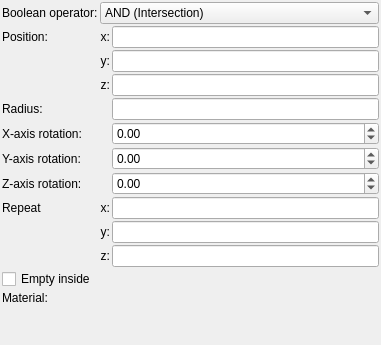
Before: the Qt Designer form mandelbulber2/formula/ui/primitive_sphere.ui in buddhi1980/mandelbulber2, drawn with Qt 5.
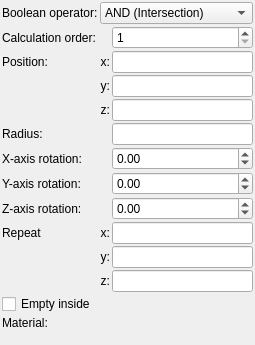
After: the same form once the commit is applied. Custom widgets are drawn as their Qt base class.

Commit message: Added caclucation order parameter for booleans. Increased speed of loading thumbnals by disablind CalculateDistanceFrompoint when it is not needed

```diff
--- a/mandelbulber2/formula/ui/primitive_sphere.ui
+++ b/mandelbulber2/formula/ui/primitive_sphere.ui
@@ -6,7 +6,7 @@
    <rect>
     <x>0</x>
     <y>0</y>
-    <width>381</width>
+    <width>255</width>
     <height>345</height>
    </rect>
   </property>
@@ -34,7 +34,7 @@
      <property name="spacing">
       <number>2</number>
      </property>
-     <item row="2" column="2">
+     <item row="3" column="2">
       <widget class="MyLineEdit" name="vect3_position_y">
        <property name="sizePolicy">
         <sizepolicy hsizetype="Expanding" vsizetype="Maximum">
@@ -44,14 +44,14 @@
        </property>
       </widget>
      </item>
-     <item row="4" column="0">
+     <item row="5" column="0">
       <widget class="QLabel" name="label_7">
        <property name="text">
         <string>Radius:</string>
        </property>
       </widget>
      </item>
-     <item row="2" column="1">
+     <item row="3" column="1">
       <widget class="QLabel" name="label_12">
        <property name="text">
         <string>y:</string>
@@ -61,7 +61,7 @@
        </property>
       </widget>
      </item>
-     <item row="10" column="2">
+     <item row="11" column="2">
       <widget class="MyLineEdit" name="vect3_repeat_z">
        <property name="sizePolicy">
         <sizepolicy hsizetype="Expanding" vsizetype="Maximum">
@@ -71,7 +71,7 @@
        </property>
       </widget>
      </item>
-     <item row="3" column="1">
+     <item row="4" column="1">
       <widget class="QLabel" name="label_13">
        <property name="text">
         <string>z:</string>
@@ -81,7 +81,7 @@
        </property>
       </widget>
      </item>
-     <item row="11" column="0" colspan="3">
+     <item row="12" column="0" colspan="3">
       <widget class="MyCheckBox" name="checkBox_empty">
        <property name="sizePolicy">
         <sizepolicy hsizetype="Minimum" vsizetype="Maximum">
@@ -94,14 +94,14 @@
        </property>
       </widget>
      </item>
-     <item row="6" column="0">
+     <item row="7" column="0">
       <widget class="QLabel" name="label_y_rotation">
        <property name="text">
         <string>Y-axis rotation:</string>
        </property>
       </widget>
      </item>
-     <item row="3" column="2">
+     <item row="4" column="2">
       <widget class="MyLineEdit" name="vect3_position_z">
        <property name="sizePolicy">
         <sizepolicy hsizetype="Expanding" vsizetype="Maximum">
@@ -111,7 +111,7 @@
        </property>
       </widget>
      </item>
-     <item row="8" column="1">
+     <item row="9" column="1">
       <widget class="QLabel" name="label_repeat_x_2">
        <property name="text">
         <string>x:</string>
@@ -121,35 +121,35 @@
        </property>
       </widget>
      </item>
-     <item row="8" column="0">
+     <item row="9" column="0">
       <widget class="QLabel" name="label_2">
        <property name="text">
         <string>Repeat</string>
        </property>
       </widget>
      </item>
-     <item row="5" column="0">
+     <item row="6" column="0">
       <widget class="QLabel" name="label_x_rotation">
        <property name="text">
         <string>X-axis rotation:</string>
        </property>
       </widget>
      </item>
-     <item row="7" column="0">
+     <item row="8" column="0">
       <widget class="QLabel" name="label_z_rotation">
        <property name="text">
         <string>Z-axis rotation:</string>
        </property>
       </widget>
      </item>
-     <item row="1" column="0">
+     <item row="2" column="0">
       <widget class="QLabel" name="label_10">
        <property name="text">
         <string>Position:</string>
        </property>
       </widget>
      </item>
-     <item row="6" column="2">
+     <item row="7" column="2">
       <widget class="MyDoubleSpinBox" name="spinboxd3_rotation_y">
        <property name="sizePolicy">
         <sizepolicy hsizetype="Minimum" vsizetype="Maximum">
@@ -177,7 +177,7 @@
        </property>
       </widget>
      </item>
-     <item row="5" column="2">
+     <item row="6" column="2">
       <widget class="MyDoubleSpinBox" name="spinboxd3_rotation_x">
        <property name="sizePolicy">
         <sizepolicy hsizetype="Minimum" vsizetype="Maximum">
@@ -205,7 +205,7 @@
        </property>
       </widget>
      </item>
-     <item row="8" column="2">
+     <item row="9" column="2">
       <widget class="MyLineEdit" name="vect3_repeat_x">
        <property name="sizePolicy">
         <sizepolicy hsizetype="Expanding" vsizetype="Maximum">
@@ -215,14 +215,14 @@
        </property>
       </widget>
      </item>
-     <item row="12" column="0">
+     <item row="13" column="0">
       <widget class="QLabel" name="label_20">
        <property name="text">
         <string>Material:</string>
        </property>
       </widget>
      </item>
-     <item row="4" column="2">
+     <item row="5" column="2">
       <widget class="MyLineEdit" name="logedit_radius">
        <property name="sizePolicy">
         <sizepolicy hsizetype="Expanding" vsizetype="Maximum">
@@ -232,7 +232,7 @@
        </property>
       </widget>
      </item>
-     <item row="12" column="1" colspan="2">
+     <item row="13" column="1" colspan="2">
       <widget class="cMaterialSelector" name="materialselector_material_id" native="true">
        <property name="sizePolicy">
         <sizepolicy hsizetype="Preferred" vsizetype="Minimum">
@@ -242,7 +242,7 @@
        </property>
       </widget>
      </item>
-     <item row="10" column="1">
+     <item row="11" column="1">
       <widget class="QLabel" name="label_repeat_z_2">
        <property name="text">
         <string>z:</string>
@@ -252,7 +252,7 @@
        </property>
       </widget>
      </item>
-     <item row="1" column="2">
+     <item row="2" column="2">
       <widget class="MyLineEdit" name="vect3_position_x">
        <property name="sizePolicy">
         <sizepolicy hsizetype="Expanding" vsizetype="Maximum">
@@ -262,7 +262,7 @@
        </property>
       </widget>
      </item>
-     <item row="1" column="1">
+     <item row="2" column="1">
       <widget class="QLabel" name="label_11">
        <property name="text">
         <string>x:</string>
@@ -272,7 +272,7 @@
        </property>
       </widget>
      </item>
-     <item row="9" column="2">
+     <item row="10" column="2">
       <widget class="MyLineEdit" name="vect3_repeat_y">
        <property name="sizePolicy">
         <sizepolicy hsizetype="Expanding" vsizetype="Maximum">
@@ -282,7 +282,7 @@
        </property>
       </widget>
      </item>
-     <item row="7" column="2">
+     <item row="8" column="2">
       <widget class="MyDoubleSpinBox" name="spinboxd3_rotation_z">
        <property name="sizePolicy">
         <sizepolicy hsizetype="Minimum" vsizetype="Maximum">
@@ -310,7 +310,7 @@
        </property>
       </widget>
      </item>
-     <item row="9" column="1">
+     <item row="10" column="1">
       <widget class="QLabel" name="label_repeat_y_2">
        <property name="text">
         <string>y:</string>
@@ -363,6 +363,35 @@
        </item>
       </widget>
      </item>
+     <item row="1" column="0">
+      <widget class="QLabel" name="label_22">
+       <property name="text">
+        <string>Calculation order:</string>
+       </property>
+       <property name="wordWrap">
+        <bool>true</bool>
+       </property>
+      </widget>
+     </item>
+     <item row="1" column="2">
+      <widget class="MySpinBox" name="spinboxInt_calculation_order">
+       <property name="sizePolicy">
+        <sizepolicy hsizetype="Minimum" vsizetype="Maximum">
+         <horstretch>0</horstretch>
+         <verstretch>0</verstretch>
+        </sizepolicy>
+       </property>
+       <property name="toolTip">
+        <string>&lt;html&gt;&lt;head/&gt;&lt;body&gt;&lt;p&gt;Order of calculation boolean operators. Object with lower number will be calculated first.&lt;/p&gt;&lt;/body&gt;&lt;/html&gt;</string>
+       </property>
+       <property name="minimum">
+        <number>1</number>
+       </property>
+       <property name="maximum">
+        <number>9999</number>
+       </property>
+      </widget>
+     </item>
     </layout>
    </item>
    <item>
@@ -407,6 +436,11 @@
    <extends>QComboBox</extends>
    <header>my_combo_box.h</header>
   </customwidget>
+  <customwidget>
+   <class>MySpinBox</class>
+   <extends>QSpinBox</extends>
+   <header>my_spin_box.h</header>
+  </customwidget>
  </customwidgets>
  <tabstops>
   <tabstop>vect3_position_x</tabstop>
```
Left out of the diff: 3 changed lines with no effect on the pictures. The commit also changes 13 other files.
